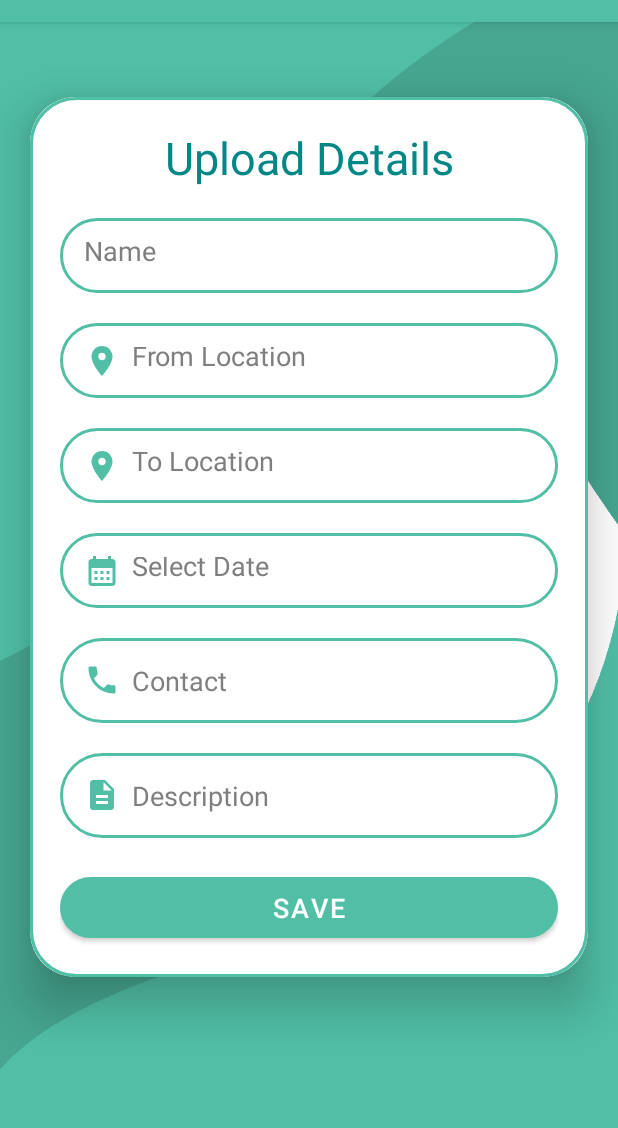
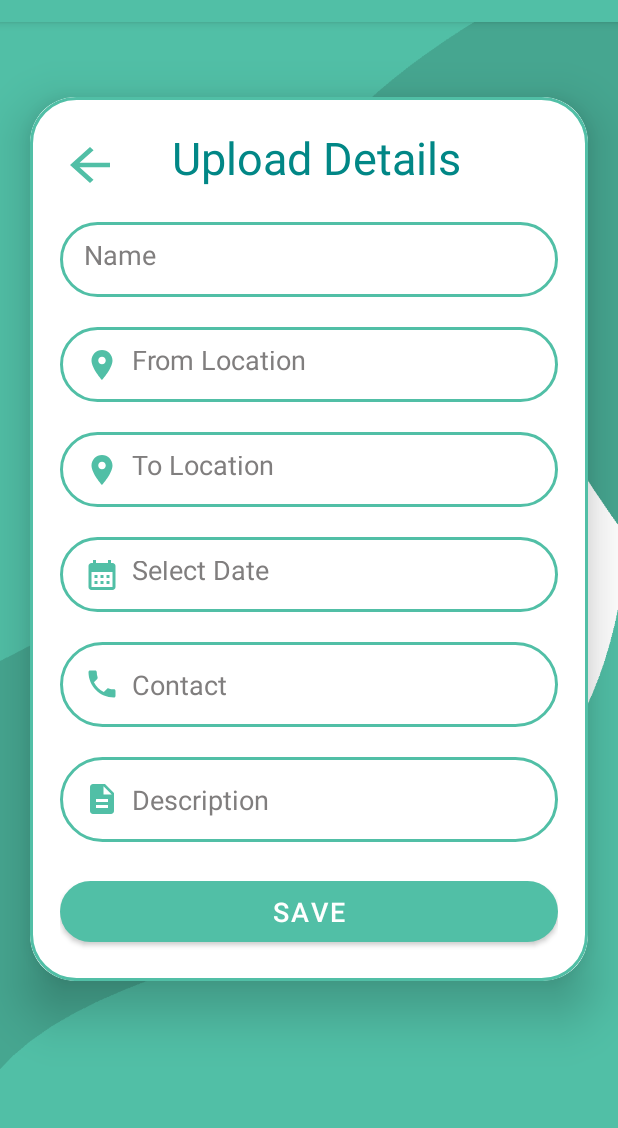
Before and after one commit to Shrimad-Bhagwat/VIT-RideShare, an Android app: the UploadActivity screen opened directly, with no data from a screen before it, on a phone screen of 412 x 824 dp, the part 62-1190 px from its top. Run offline under Robolectric (Android 15) with nearby library versions, the phone set to English and light mode, and no system bars; our stand-ins replace Firebase (no records; nobody signed in at launch, a user with empty details on screens opened directly).

Commit message:
back_btn

```diff
--- a/app/src/main/java/com/shrimadbhagwat/vitrideshare/UploadActivity.java
+++ b/app/src/main/java/com/shrimadbhagwat/vitrideshare/UploadActivity.java
@@ -5,12 +5,14 @@ import androidx.appcompat.app.AppCompatActivity;
 
 import android.app.AlertDialog;
 import android.app.DatePickerDialog;
+import android.media.Image;
 import android.os.Bundle;
 import android.util.Log;
 import android.view.View;
 import android.widget.Button;
 import android.widget.DatePicker;
 import android.widget.EditText;
+import android.widget.ImageView;
 import android.widget.Toast;
 
 import com.google.android.gms.tasks.OnCompleteListener;
@@ -28,6 +30,7 @@ import java.util.Locale;
 
 public class UploadActivity extends AppCompatActivity {
     Button saveButton;
+    ImageView back_button;
     EditText nameEdt,fromEdt,toEdt,contactEdt,descEdt;
     EditText dateEdt;
     private FirebaseAuth auth;
@@ -49,6 +52,8 @@ public class UploadActivity extends AppCompatActivity {
         saveButton = findViewById(R.id.saveButton);
         descEdt = findViewById(R.id.desc);
 
+        back_button = findViewById(R.id.back_button);
+
         auth = FirebaseAuth.getInstance();
         user = auth.getCurrentUser();
         creator = user.getEmail().toString();
@@ -69,6 +74,13 @@ public class UploadActivity extends AppCompatActivity {
                 updateLabel();
             }
         };
+
+        back_button.setOnClickListener(new View.OnClickListener() {
+            @Override
+            public void onClick(View view) {
+                finish();
+            }
+        });
         dateEdt.setOnClickListener(new View.OnClickListener() {
             @Override
             public void onClick(View view) {
--- /dev/null
+++ b/app/src/main/res/drawable/baseline_arrow_back_24.xml
@@ -0,0 +1,5 @@
+<vector android:autoMirrored="true" android:height="36dp"
+    android:tint="#51bfa6" android:viewportHeight="24"
+    android:viewportWidth="24" android:width="40dp" xmlns:android="http://schemas.android.com/apk/res/android">
+    <path android:fillColor="@android:color/white" android:pathData="M20,11H7.83l5.59,-5.59L12,4l-8,8 8,8 1.41,-1.41L7.83,13H20v-2z"/>
+</vector>
--- a/app/src/main/res/layout/activity_upload.xml
+++ b/app/src/main/res/layout/activity_upload.xml
@@ -28,14 +28,25 @@
             android:layout_gravity="center_horizontal"
             android:padding="20dp"
             android:background="@drawable/custom_edittext">
-
+            <LinearLayout
+                android:layout_width="match_parent"
+                android:layout_height="wrap_content">
+                <ImageView
+                    android:layout_marginTop="7dp"
+                    android:layout_width="wrap_content"
+                    android:layout_height="wrap_content"
+                    android:id="@+id/back_button"
+                    android:src="@drawable/baseline_arrow_back_24"
+                    />
                 <TextView
                     android:layout_width="match_parent"
                     android:layout_height="wrap_content"
                     android:text="Upload Details"
                     android:textAlignment="center"
+                    android:layout_marginEnd="30dp"
                     android:textSize="30sp"
                     android:textColor="@color/teal_700"/>
+            </LinearLayout>
 
             <EditText
                 android:layout_width="match_parent"
```
Also changed, not shown: app/src/main/java/com/shrimadbhagwat/vitrideshare/DetailActivity.java (+11 -0 lines), app/src/main/res/layout/activity_detail.xml (+26 -8 lines). Lines whose indentation alone changed are shown as unchanged.
